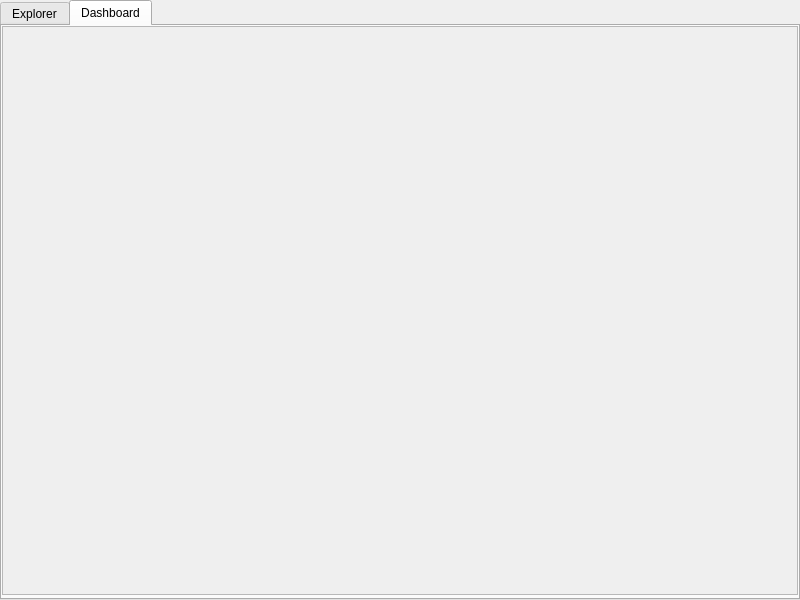
Old version of the form src/ParallaxExplorer/widget.ui in the repository xvanop01/Parallax.
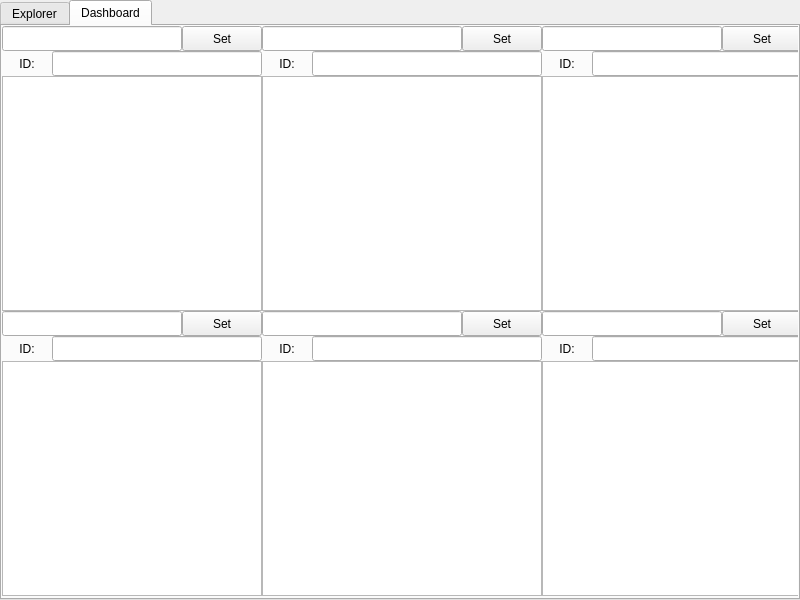
New version of the form. The open tabs and pages were chosen to show the change.

Diff of the .ui file:
```diff
--- a/src/ParallaxExplorer/widget.ui
+++ b/src/ParallaxExplorer/widget.ui
@@ -100,28 +100,359 @@
     <attribute name="title">
      <string>Dashboard</string>
     </attribute>
-    <widget class="QScrollArea" name="scrollDashboard">
+    <widget class="QLineEdit" name="dashboardWatch1">
      <property name="geometry">
       <rect>
        <x>0</x>
        <y>0</y>
-       <width>796</width>
-       <height>569</height>
+       <width>180</width>
+       <height>25</height>
       </rect>
      </property>
-     <property name="widgetResizable">
-      <bool>true</bool>
+    </widget>
+    <widget class="QPushButton" name="dashboardButton1">
+     <property name="geometry">
+      <rect>
+       <x>180</x>
+       <y>0</y>
+       <width>80</width>
+       <height>25</height>
+      </rect>
      </property>
-     <widget class="QWidget" name="scrollDashboardArea">
-      <property name="geometry">
-       <rect>
-        <x>0</x>
-        <y>0</y>
-        <width>794</width>
-        <height>567</height>
-       </rect>
-      </property>
-     </widget>
+     <property name="text">
+      <string>Set</string>
+     </property>
+    </widget>
+    <widget class="QLineEdit" name="dashboardWatch2">
+     <property name="geometry">
+      <rect>
+       <x>260</x>
+       <y>0</y>
+       <width>200</width>
+       <height>25</height>
+      </rect>
+     </property>
+    </widget>
+    <widget class="QLineEdit" name="dashboardWatch3">
+     <property name="geometry">
+      <rect>
+       <x>540</x>
+       <y>0</y>
+       <width>180</width>
+       <height>25</height>
+      </rect>
+     </property>
+    </widget>
+    <widget class="QPushButton" name="dashboardButton2">
+     <property name="geometry">
+      <rect>
+       <x>460</x>
+       <y>0</y>
+       <width>80</width>
+       <height>25</height>
+      </rect>
+     </property>
+     <property name="text">
+      <string>Set</string>
+     </property>
+    </widget>
+    <widget class="QPushButton" name="dashboardButton3">
+     <property name="geometry">
+      <rect>
+       <x>720</x>
+       <y>0</y>
+       <width>80</width>
+       <height>25</height>
+      </rect>
+     </property>
+     <property name="text">
+      <string>Set</string>
+     </property>
+    </widget>
+    <widget class="QListWidget" name="dashboardView1">
+     <property name="geometry">
+      <rect>
+       <x>0</x>
+       <y>50</y>
+       <width>260</width>
+       <height>235</height>
+      </rect>
+     </property>
+    </widget>
+    <widget class="QListWidget" name="dashboardView2">
+     <property name="geometry">
+      <rect>
+       <x>260</x>
+       <y>50</y>
+       <width>280</width>
+       <height>235</height>
+      </rect>
+     </property>
+    </widget>
+    <widget class="QListWidget" name="dashboardView3">
+     <property name="geometry">
+      <rect>
+       <x>540</x>
+       <y>50</y>
+       <width>260</width>
+       <height>235</height>
+      </rect>
+     </property>
+    </widget>
+    <widget class="QPushButton" name="dashboardButton5">
+     <property name="geometry">
+      <rect>
+       <x>460</x>
+       <y>285</y>
+       <width>80</width>
+       <height>25</height>
+      </rect>
+     </property>
+     <property name="text">
+      <string>Set</string>
+     </property>
+    </widget>
+    <widget class="QListWidget" name="dashboardView4">
+     <property name="geometry">
+      <rect>
+       <x>0</x>
+       <y>335</y>
+       <width>260</width>
+       <height>235</height>
+      </rect>
+     </property>
+    </widget>
+    <widget class="QLineEdit" name="dashboardWatch5">
+     <property name="geometry">
+      <rect>
+       <x>260</x>
+       <y>285</y>
+       <width>200</width>
+       <height>25</height>
+      </rect>
+     </property>
+    </widget>
+    <widget class="QPushButton" name="dashboardButton4">
+     <property name="geometry">
+      <rect>
+       <x>180</x>
+       <y>285</y>
+       <width>80</width>
+       <height>25</height>
+      </rect>
+     </property>
+     <property name="text">
+      <string>Set</string>
+     </property>
+    </widget>
+    <widget class="QListWidget" name="dashboardView5">
+     <property name="geometry">
+      <rect>
+       <x>260</x>
+       <y>335</y>
+       <width>280</width>
+       <height>235</height>
+      </rect>
+     </property>
+    </widget>
+    <widget class="QListWidget" name="dashboardView6">
+     <property name="geometry">
+      <rect>
+       <x>540</x>
+       <y>335</y>
+       <width>260</width>
+       <height>235</height>
+      </rect>
+     </property>
+    </widget>
+    <widget class="QPushButton" name="dashboardButton6">
+     <property name="geometry">
+      <rect>
+       <x>720</x>
+       <y>285</y>
+       <width>80</width>
+       <height>25</height>
+      </rect>
+     </property>
+     <property name="text">
+      <string>Set</string>
+     </property>
+    </widget>
+    <widget class="QLineEdit" name="dashboardWatch4">
+     <property name="geometry">
+      <rect>
+       <x>0</x>
+       <y>285</y>
+       <width>180</width>
+       <height>25</height>
+      </rect>
+     </property>
+    </widget>
+    <widget class="QLineEdit" name="dashboardWatch6">
+     <property name="geometry">
+      <rect>
+       <x>540</x>
+       <y>285</y>
+       <width>180</width>
+       <height>25</height>
+      </rect>
+     </property>
+    </widget>
+    <widget class="QLabel" name="label">
+     <property name="geometry">
+      <rect>
+       <x>0</x>
+       <y>25</y>
+       <width>50</width>
+       <height>25</height>
+      </rect>
+     </property>
+     <property name="text">
+      <string>ID:</string>
+     </property>
+     <property name="alignment">
+      <set>Qt::AlignCenter</set>
+     </property>
+    </widget>
+    <widget class="QLabel" name="label_2">
+     <property name="geometry">
+      <rect>
+       <x>260</x>
+       <y>25</y>
+       <width>50</width>
+       <height>25</height>
+      </rect>
+     </property>
+     <property name="text">
+      <string>ID:</string>
+     </property>
+     <property name="alignment">
+      <set>Qt::AlignCenter</set>
+     </property>
+    </widget>
+    <widget class="QLabel" name="label_3">
+     <property name="geometry">
+      <rect>
+       <x>540</x>
+       <y>25</y>
+       <width>50</width>
+       <height>25</height>
+      </rect>
+     </property>
+     <property name="text">
+      <string>ID:</string>
+     </property>
+     <property name="alignment">
+      <set>Qt::AlignCenter</set>
+     </property>
+    </widget>
+    <widget class="QLabel" name="label_4">
+     <property name="geometry">
+      <rect>
+       <x>0</x>
+       <y>310</y>
+       <width>50</width>
+       <height>25</height>
+      </rect>
+     </property>
+     <property name="text">
+      <string>ID:</string>
+     </property>
+     <property name="alignment">
+      <set>Qt::AlignCenter</set>
+     </property>
+    </widget>
+    <widget class="QLabel" name="label_5">
+     <property name="geometry">
+      <rect>
+       <x>540</x>
+       <y>310</y>
+       <width>50</width>
+       <height>25</height>
+      </rect>
+     </property>
+     <property name="text">
+      <string>ID:</string>
+     </property>
+     <property name="alignment">
+      <set>Qt::AlignCenter</set>
+     </property>
+    </widget>
+    <widget class="QLabel" name="label_6">
+     <property name="geometry">
+      <rect>
+       <x>260</x>
+       <y>310</y>
+       <width>50</width>
+       <height>25</height>
+      </rect>
+     </property>
+     <property name="text">
+      <string>ID:</string>
+     </property>
+     <property name="alignment">
+      <set>Qt::AlignCenter</set>
+     </property>
+    </widget>
+    <widget class="QLineEdit" name="id1">
+     <property name="geometry">
+      <rect>
+       <x>50</x>
+       <y>25</y>
+       <width>210</width>
+       <height>25</height>
+      </rect>
+     </property>
+    </widget>
+    <widget class="QLineEdit" name="id3">
+     <property name="geometry">
+      <rect>
+       <x>590</x>
+       <y>25</y>
+       <width>210</width>
+       <height>25</height>
+      </rect>
+     </property>
+    </widget>
+    <widget class="QLineEdit" name="id4">
+     <property name="geometry">
+      <rect>
+       <x>50</x>
+       <y>310</y>
+       <width>210</width>
+       <height>25</height>
+      </rect>
+     </property>
+    </widget>
+    <widget class="QLineEdit" name="id6">
+     <property name="geometry">
+      <rect>
+       <x>590</x>
+       <y>310</y>
+       <width>210</width>
+       <height>25</height>
+      </rect>
+     </property>
+    </widget>
+    <widget class="QLineEdit" name="id2">
+     <property name="geometry">
+      <rect>
+       <x>310</x>
+       <y>25</y>
+       <width>230</width>
+       <height>25</height>
+      </rect>
+     </property>
+    </widget>
+    <widget class="QLineEdit" name="id5">
+     <property name="geometry">
+      <rect>
+       <x>310</x>
+       <y>310</y>
+       <width>230</width>
+       <height>25</height>
+      </rect>
+     </property>
     </widget>
    </widget>
   </widget>
```
Left out of the diff: 87 changed lines with no effect on the pictures.
